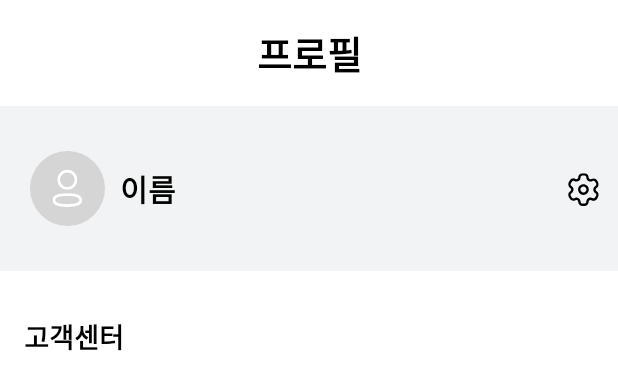
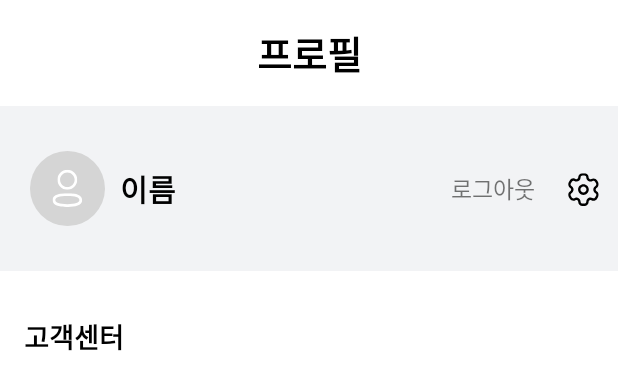
Before and after one commit to joeun-01/SagakSagak, an Android app: the layout fragment_profile.xml on its own in the app's theme, with its tools: preview values and no code run, on a phone screen of 412 x 824 dp. Shown: the top 368 px of the screen. Run offline under Robolectric (Android 15) with nearby library versions, the phone set to English and light mode, and no system bars; network calls fail.

Commit message:
로그아웃 버튼 추가

```diff
--- a/app/src/main/res/layout/fragment_profile.xml
+++ b/app/src/main/res/layout/fragment_profile.xml
@@ -59,6 +59,17 @@
                     app:layout_constraintTop_toTopOf="parent"
                     app:layout_constraintStart_toEndOf="@+id/profile_image_iv"
                     app:layout_constraintBottom_toBottomOf="parent"/>
+
+                <TextView
+                    android:id="@+id/profile_logout_tv"
+                    android:layout_width="wrap_content"
+                    android:layout_height="wrap_content"
+                    android:text="로그아웃"
+                    android:textSize="15sp"
+                    android:layout_marginEnd="20dp"
+                    app:layout_constraintTop_toTopOf="parent"
+                    app:layout_constraintBottom_toBottomOf="parent"
+                    app:layout_constraintEnd_toStartOf="@+id/profile_setting_iv"/>
 
                 <androidx.appcompat.widget.AppCompatImageView
                     android:id="@+id/profile_setting_iv"
```
